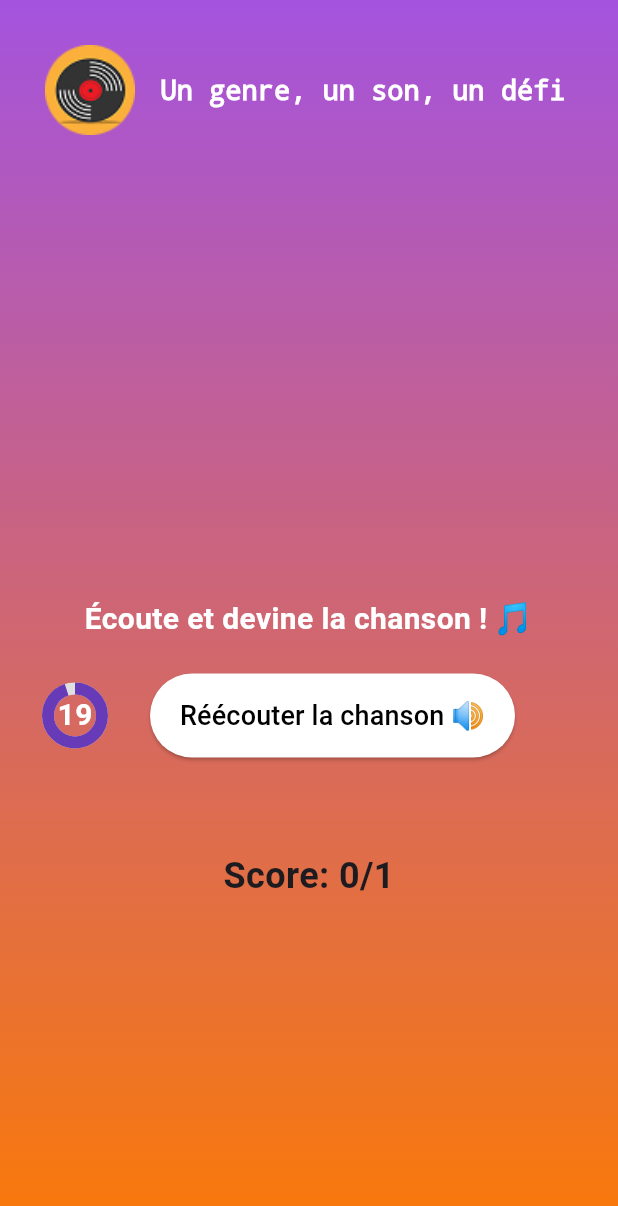
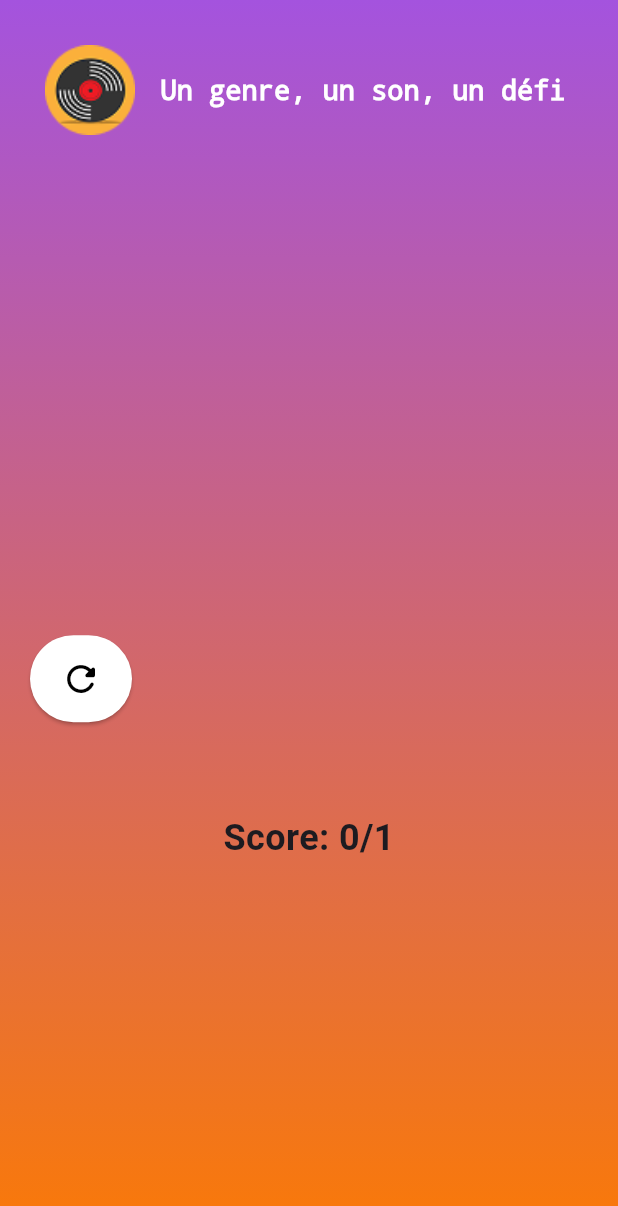
Before and after one commit to m1miage-cherkaha/flutter-blindtest, a Flutter app: the GameStarted screen opened directly with empty values, on a phone screen of 412 x 824 dp. Shown: the top 1206 px of the screen. Run offline on Flutter 3.47's test engine with Material 3 defaults, Android fonts, the phone set to English and light mode, and no system bars; our stand-ins replace audioplayers, flutter_svg, shared_preferences; accounts and stored records are empty.

Commit message:
fixed timer and replay

```diff
--- a/lib/pages/game_started.dart
+++ b/lib/pages/game_started.dart
@@ -2,6 +2,7 @@ import 'package:blind_test/services/gameService.dart';
 import 'package:blind_test/widgets/background_layout.dart';
 import 'package:blind_test/widgets/countdowntimer.dart';
 import 'package:flutter/material.dart';
+import 'package:flutter_svg/flutter_svg.dart';
 import '../models/songs.dart';
 
 class GameStarted extends StatefulWidget {
@@ -13,7 +14,7 @@ class GameStarted extends StatefulWidget {
     Key? key,
     required this.songFolderPath,
     required this.category,
-    required this.level
+    required this.level,
   }) : super(key: key);
 
   @override
@@ -42,7 +43,8 @@ class _GameStartedState extends State<GameStarted> {
     showDialog(
       context: context,
       barrierDismissible: false,
-      builder: (context) => AlertDialog(
+      builder:
+          (context) => AlertDialog(
             shape: RoundedRectangleBorder(
               borderRadius: BorderRadius.circular(16),
             ),
@@ -86,7 +88,6 @@ class _GameStartedState extends State<GameStarted> {
     );
   }
 
-
   void _handleAnswer(String answer) async {
     setState(() {});
 
@@ -108,23 +109,15 @@ class _GameStartedState extends State<GameStarted> {
           padding: const EdgeInsets.only(top: 60),
           child: Column(
             mainAxisAlignment: MainAxisAlignment.center,
+            crossAxisAlignment: CrossAxisAlignment.center,
             children: [
-              Center(
-                child: Text(
-                  'Écoute et devine la chanson ! 🎵',
-                  textAlign: TextAlign.center,
-                  style: const TextStyle(
-                    fontSize: 20,
-                    fontWeight: FontWeight.bold,
-                    color: Colors.white,
-                  ),
-                ),
-              ),
-              //Timer
               Row(
                 mainAxisAlignment: MainAxisAlignment.start,
-                crossAxisAlignment: CrossAxisAlignment.center,
                 children: [
+                  const SizedBox(width: 20),
+                  widget.level == "Difficile"
+                      ?
+                      //Timer
                       CountdownTimer(
                         key: ValueKey(_gameService.currentIndex),
                         duration: 20,
@@ -133,10 +126,8 @@ class _GameStartedState extends State<GameStarted> {
                             _handleAnswer('');
                           }
                         },
-                  ),
-                  const SizedBox(height: 20),
-                  const SizedBox(height: 40),
-                  ElevatedButton(
+                      )
+                      : ElevatedButton(
                         onPressed: _gameService.playCurrentSong,
                         style: ElevatedButton.styleFrom(
                           backgroundColor: Colors.white,
@@ -146,18 +137,17 @@ class _GameStartedState extends State<GameStarted> {
                             vertical: 15,
                           ),
                         ),
-                    child: const Text(
-                      'Réécouter la chanson 🔊',
-                      style: TextStyle(fontSize: 18),
+                        child: const Icon(Icons.refresh_rounded, size: 28),
                       ),
+                ],
               ),
               const SizedBox(height: 20),
-                ],
-              ),
+
               ..._gameService.possibleAnswers.map((song) {
                 return Padding(
                   padding: const EdgeInsets.symmetric(vertical: 10),
-                  child: Container(
+                  child: Center(
+                    child: SizedBox(
                       width: 350,
                       child: ElevatedButton(
                         onPressed: () => _handleAnswer(song.title),
@@ -181,6 +171,7 @@ class _GameStartedState extends State<GameStarted> {
                         ),
                       ),
                     ),
+                  ),
                 );
               }).toList(),
               const SizedBox(height: 40),
@@ -198,21 +189,3 @@ class _GameStartedState extends State<GameStarted> {
     );
   }
 }
-
-// REPLAY SONG
-// ElevatedButton(
-//   onPressed: _gameService.playCurrentSong,
-//   style: ElevatedButton.styleFrom(
-//     backgroundColor: Colors.white,
-//     foregroundColor: Colors.black,
-//     padding: const EdgeInsets.symmetric(
-//       horizontal: 20,
-//       vertical: 15,
-//     ),
-//   ),
-//   child: Text(
-//     'Réécouter la chanson 🔊',
-//     style: const TextStyle(fontSize: 18),
-//   ),
-// ),
-// const SizedBox(height: 20),
--- a/pubspec.yaml
+++ b/pubspec.yaml
@@ -36,6 +36,7 @@ dependencies:
   cupertino_icons: ^1.0.8
   audioplayers: ^5.2.1
   shared_preferences: ^2.2.2
+  flutter_svg: ^2.0.7
 
 dev_dependencies:
   flutter_test:
@@ -62,6 +63,7 @@ flutter:
   assets:
     - assets/images/
     - assets/songs/rap/
+    - assets/icons/
 
   # An image asset can refer to one or more resolution-specific "variants", see
   # https://flutter.dev/to/resolution-aware-images
```
Also changed, not shown: assets/icons/music_replay.svg (added), pubspec.lock. Lines whose indentation alone changed are shown as unchanged.
